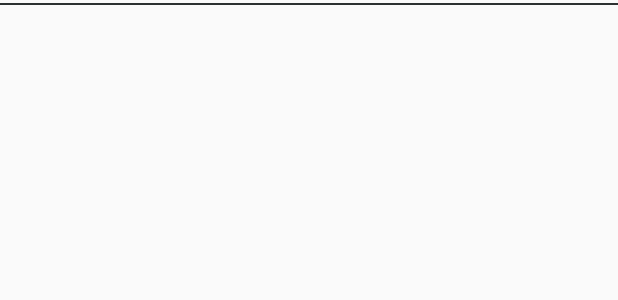
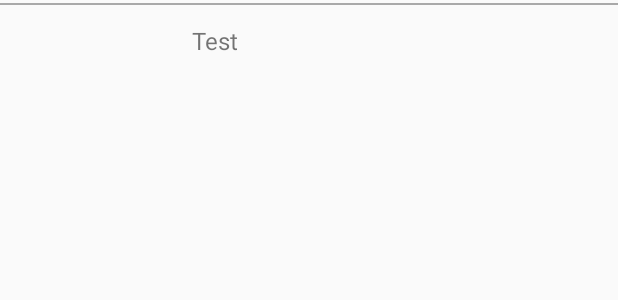
Before and after one commit to gabrielkou/MLSearchItems, an Android app: the layout item_search.xml on its own in the app's theme, with its tools: preview values and no code run, on a phone screen of 412 x 824 dp. Shown: the top 300 px of the screen. Run offline under Robolectric (Android 15) with nearby library versions, the phone set to English and light mode, and no system bars.

Commit message:
Ui - List results improvement

```diff
--- a/app/src/main/java/com/gabrielkou/ml/search/SearchItemsAdapter.kt
+++ b/app/src/main/java/com/gabrielkou/ml/search/SearchItemsAdapter.kt
@@ -35,7 +35,6 @@ class SearchItemsAdapter @Inject constructor(): RecyclerView.Adapter<SearchItems
 
         Glide.with(holder.itemView.context)
             .load(item.imageUrl)
-            .apply(RequestOptions.circleCropTransform())
             .into(holder.thumbnail)
 
         holder.itemView.setOnClickListener {
--- a/app/src/main/res/layout/item_search.xml
+++ b/app/src/main/res/layout/item_search.xml
@@ -1,7 +1,7 @@
 <?xml version="1.0" encoding="utf-8"?>
 <RelativeLayout xmlns:android="http://schemas.android.com/apk/res/android"
                 android:layout_width="match_parent"
-                android:layout_height="wrap_content">
+                android:layout_height="wrap_content" xmlns:tools="http://schemas.android.com/tools">
 
     <ImageView
             android:id="@+id/item_thumbnail"
@@ -10,22 +10,22 @@
             android:layout_alignParentLeft="true"
             android:layout_alignParentStart="true"
             android:layout_centerVertical="true"
-            android:padding="12dp" />
+            android:layout_margin="16dp" />
     <TextView
             android:id="@+id/item_title"
             android:layout_width="wrap_content"
             android:layout_height="wrap_content"
-            android:layout_marginLeft="12dp"
-            android:layout_marginStart="12dp"
+            android:layout_marginStart="16dp"
             android:layout_marginTop="16dp"
             android:layout_toEndOf="@+id/item_thumbnail"
             android:layout_toRightOf="@+id/item_thumbnail"
-            android:textSize="@dimen/text_title"/>
+            tools:text= "Test"
+            android:textSize="@dimen/text_normal"/>
 
     <View
             android:layout_width="fill_parent"
             android:layout_marginTop="2dp"
             android:layout_height="1dp"
-            android:background="@color/colorDivider"/>
+            android:background="@color/dark_gray"/>
 
 </RelativeLayout>
--- a/app/src/main/res/values/colors.xml
+++ b/app/src/main/res/values/colors.xml
@@ -5,5 +5,6 @@
     <color name="colorAccent">#D81B60</color>
     <color name="colorGreen">#078500</color>
     <color name="colorDivider">#2C3131</color>
+    <color name="dark_gray">#A9A9A9</color>
 
 </resources>
```
